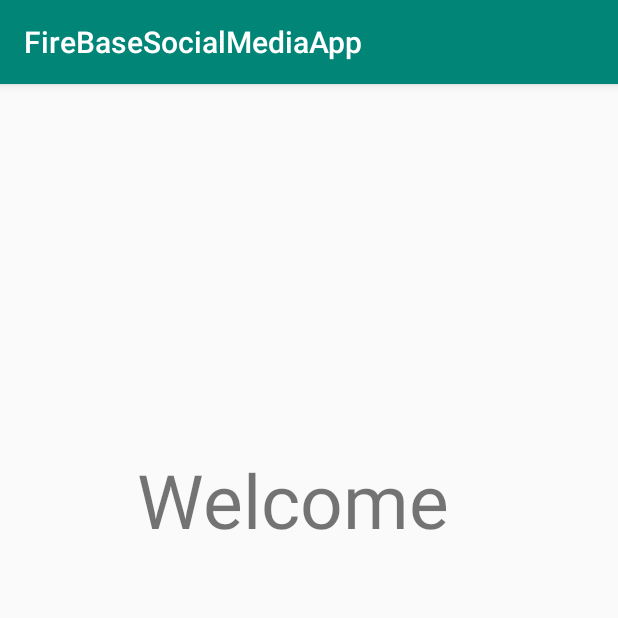
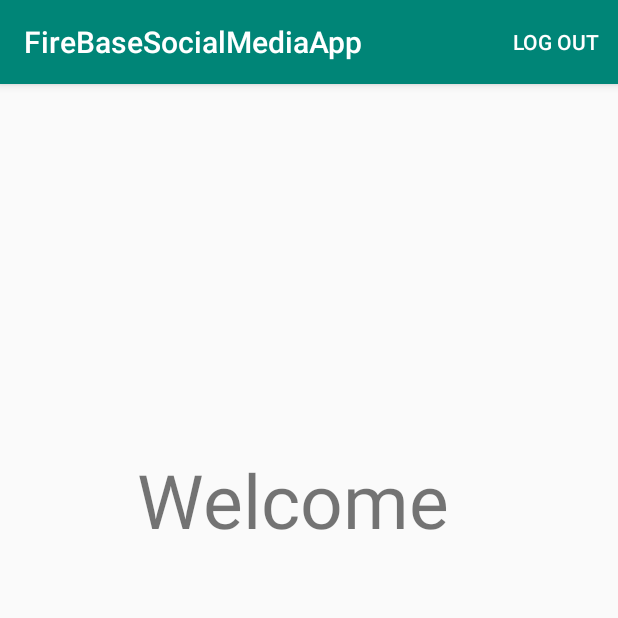
Before and after one commit to vinaygoyal355/FireBaseSocialMediaApp, an Android app: the SocialMediaActivity screen opened directly, with no data from a screen before it, on a phone screen of 412 x 824 dp, the top half of it. Run offline under Robolectric (Android 15) with nearby library versions, the phone set to English and light mode, and no system bars; our stand-ins replace Firebase (no records; nobody signed in at launch, a user with empty details on screens opened directly).

```diff
--- a/app/build.gradle
+++ b/app/build.gradle
@@ -28,4 +28,5 @@ dependencies {
     implementation 'com.google.android.gms:play-services-auth:17.0.0'
     androidTestImplementation 'androidx.test:runner:1.2.0'
     androidTestImplementation 'androidx.test.espresso:espresso-core:3.2.0'
+    implementation 'com.google.firebase:firebase-database:18.0.0'
 }
--- a/app/src/main/java/com/example/firebasesocialmediaapp/SocialMediaActivity.java
+++ b/app/src/main/java/com/example/firebasesocialmediaapp/SocialMediaActivity.java
@@ -1,14 +1,58 @@
 package com.example.firebasesocialmediaapp;
 
+import androidx.annotation.NonNull;
 import androidx.appcompat.app.AppCompatActivity;
 
+import android.content.Intent;
 import android.os.Bundle;
+import android.view.Menu;
+import android.view.MenuItem;
+
+import com.google.firebase.auth.FirebaseAuth;
+import com.google.firebase.auth.FirebaseUser;
 
 public class SocialMediaActivity extends AppCompatActivity {
+
+    private FirebaseAuth mAuth;
 
     @Override
     protected void onCreate(Bundle savedInstanceState) {
         super.onCreate(savedInstanceState);
         setContentView(R.layout.activity_social_media);
+
+        mAuth = FirebaseAuth.getInstance();
+    }
+
+    @Override
+    public boolean onOptionsItemSelected(@NonNull MenuItem item) {
+
+        if(item.getItemId()==R.id.logOutItem){
+
+            mAuth.signOut();
+            transitionToSignUpActivity();
+
+        }
+
+        return super.onOptionsItemSelected(item);
+    }
+
+    @Override
+    public boolean onCreateOptionsMenu(Menu menu) {
+
+        getMenuInflater().inflate(R.menu.my_menu,menu);
+
+        return super.onCreateOptionsMenu(menu);
+    }
+
+    @Override
+    public void onBackPressed() {
+        super.onBackPressed();
+        transitionToSignUpActivity();
+    }
+
+    public void transitionToSignUpActivity(){
+        Intent A=new Intent(SocialMediaActivity.this,MainActivity.class);
+        startActivity(A);
+        finish();
     }
 }
--- /dev/null
+++ b/app/src/main/res/menu/my_menu.xml
@@ -0,0 +1,10 @@
+<?xml version="1.0" encoding="utf-8"?>
+<menu xmlns:android="http://schemas.android.com/apk/res/android"
+    xmlns:app="http://schemas.android.com/apk/res-auto">
+
+    <item android:orderInCategory="10"
+        android:id="@+id/logOutItem"
+        android:title="Log Out"
+        app:showAsAction="always"/>
+
+</menu>
```
Also changed, not shown: app/src/main/java/com/example/firebasesocialmediaapp/MainActivity.java (+7 -1 lines).
